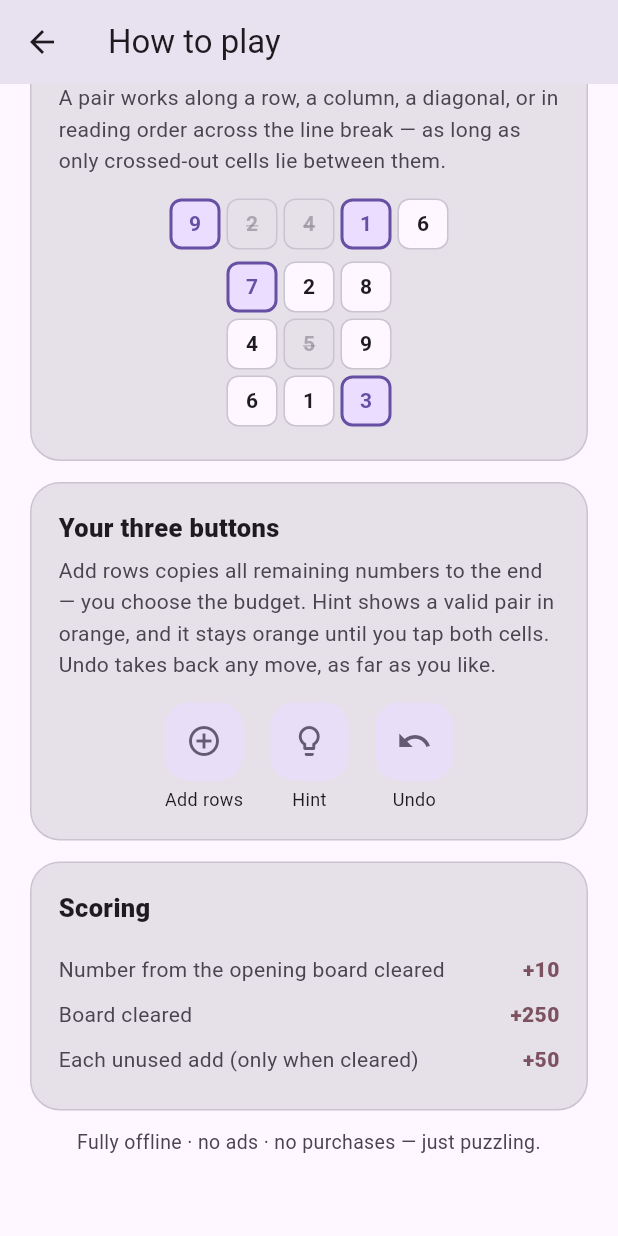
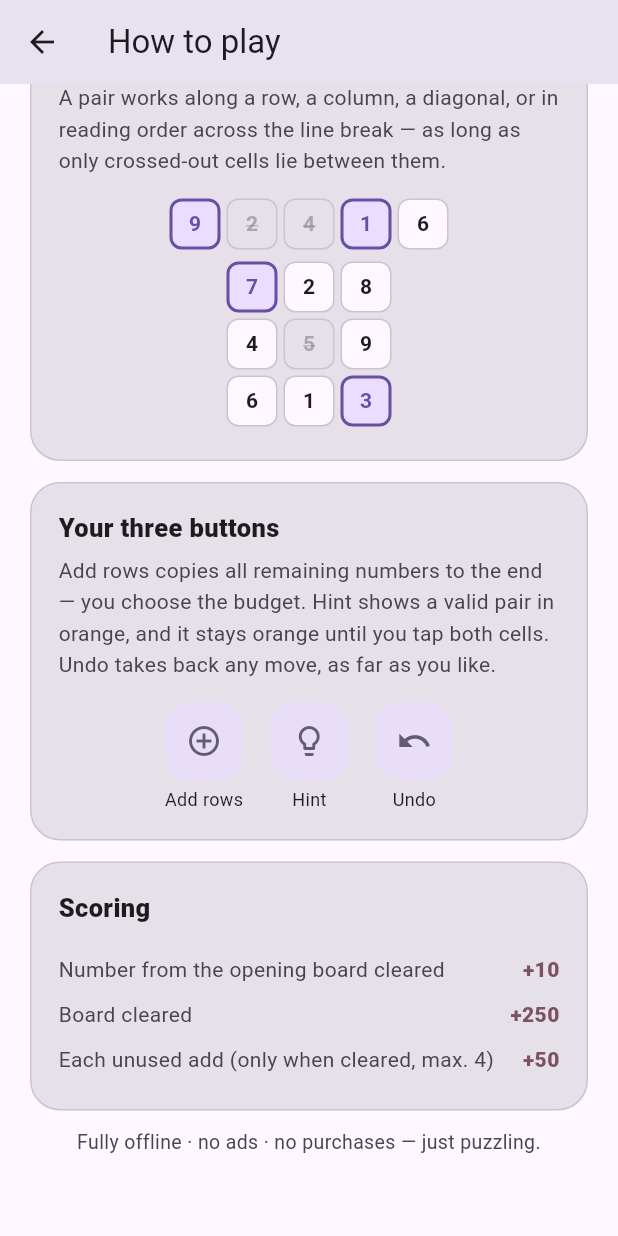
Before and after one commit to Kemenor/knobelfuchs, a Flutter app: the AnleitungScreen screen opened directly, scrolled down 576 dp, on a phone screen of 412 x 824 dp. Run offline on Flutter 3.47's test engine with Material 3 defaults, Android fonts, the phone set to English and light mode, and no system bars; our stand-ins replace app_links, audioplayers, drift, drift_flutter, flutter_riverpod, qr_flutter and 2 more; missing offline and left inert: fuchsbau, mobile_scanner, unorm_dart; accounts and stored records are empty; generated files the repository leaves out were written again.

Commit message:
Cap the unused-add bonus at 4 and make the 800 ceiling hard
The design doc promised a ceiling of about 800 but relied on the default
5-add budget; a Free-Form game with 20 adds could blow far past it. Now
at most 4 unused adds pay out, so 800 is exact under any budget. The
target field in the New-Game sheet validates against it, and the lists
on the adventure, daily and settings screens pad for the system nav bar
like the sheet already does.

Baked adventure targets are unchanged (budgets there never leave more
than 4 adds unused) - the drift guard proves it.

```diff
--- a/lib/domain/game.dart
+++ b/lib/domain/game.dart
@@ -260,9 +260,11 @@ class GameState {
     if (board.isEmpty) {
       score += kPointsBoardCleared;
       // Unused-add bonus only on a cleared board (§4); a limitless budget
-      // earns no bonus — there was nothing to conserve.
+      // earns no bonus — there was nothing to conserve. At most 4 adds are
+      // rewarded, keeping the 800 ceiling hard under any budget.
       final remaining = config.adds == null ? 0 : config.adds! - addsUsed;
-      score += remaining * kPointsPerUnusedAdd;
+      score +=
+          remaining.clamp(0, kMaxRewardedUnusedAdds) * kPointsPerUnusedAdd;
     }
     return true;
   }
--- a/lib/l10n/app_de.arb
+++ b/lib/l10n/app_de.arb
@@ -61,7 +61,7 @@
   "scorePair": "Zahl vom Anfangsbrett weggeräumt",
   "scoreRow": "Reihe geräumt (je)",
   "scoreClear": "Brett leergeräumt",
-  "scoreUnusedAdd": "Je ungenutztes Nachlegen (nur bei leerem Brett)",
+  "scoreUnusedAdd": "Je ungenutztes Nachlegen (nur bei leerem Brett, max. 4)",
   "shareChallenge": "Jemanden herausfordern",
   "shareChallengeBody": "Diesen QR scannen lassen — gleiches Brett, gleiche Regeln, dein Punktestand als Ziel.",
   "scanChallenge": "Herausforderung scannen",
@@ -84,6 +84,7 @@
   "hintsLabel": "Tipps",
   "targetLabel": "Punkteziel",
   "targetOff": "aus",
+  "targetTooHigh": "höchstens {max}",
   "startGame": "Los geht's!",
   "runClearedTitle": "Brett leergeräumt!",
   "runStuckTitle": "Keine Züge mehr",
--- a/lib/l10n/app_en.arb
+++ b/lib/l10n/app_en.arb
@@ -65,7 +65,7 @@
   "scorePair": "Number from the opening board cleared",
   "scoreRow": "Row cleared (each)",
   "scoreClear": "Board cleared",
-  "scoreUnusedAdd": "Each unused add (only when cleared)",
+  "scoreUnusedAdd": "Each unused add (only when cleared, max. 4)",
   "shareChallenge": "Challenge someone",
   "shareChallengeBody": "Have this QR scanned — same board, same rules, your score as the target.",
   "scanChallenge": "Scan a challenge",
@@ -90,6 +90,8 @@
   "hintsLabel": "Hints",
   "targetLabel": "Score to beat",
   "targetOff": "off",
+  "targetTooHigh": "at most {max}",
+  "@targetTooHigh": { "placeholders": { "max": { "type": "int" } } },
   "startGame": "Let's go!",
   "runClearedTitle": "Board cleared!",
   "runStuckTitle": "No moves left",
--- a/lib/l10n/app_fr.arb
+++ b/lib/l10n/app_fr.arb
@@ -61,7 +61,7 @@
   "scorePair": "Chiffre du plateau initial barré",
   "scoreRow": "Ligne vidée (chacune)",
   "scoreClear": "Plateau vidé",
-  "scoreUnusedAdd": "Chaque rajout non utilisé (plateau vidé seulement)",
+  "scoreUnusedAdd": "Chaque rajout non utilisé (plateau vidé seulement, max. 4)",
   "shareChallenge": "Défier quelqu'un",
   "shareChallengeBody": "Fais scanner ce QR — même plateau, mêmes règles, ton score comme objectif.",
   "scanChallenge": "Scanner un défi",
@@ -84,6 +84,7 @@
   "hintsLabel": "Indices",
   "targetLabel": "Score à battre",
   "targetOff": "non",
+  "targetTooHigh": "au plus {max}",
   "startGame": "C'est parti !",
   "runClearedTitle": "Plateau vidé !",
   "runStuckTitle": "Plus aucun coup",
--- a/lib/l10n/app_it.arb
+++ b/lib/l10n/app_it.arb
@@ -61,7 +61,7 @@
   "scorePair": "Numero della tavola iniziale cancellato",
   "scoreRow": "Riga svuotata (ognuna)",
   "scoreClear": "Tavola svuotata",
-  "scoreUnusedAdd": "Ogni aggiunta non usata (solo a tavola vuota)",
+  "scoreUnusedAdd": "Ogni aggiunta non usata (solo a tavola vuota, max. 4)",
   "shareChallenge": "Sfida qualcuno",
   "shareChallengeBody": "Fai scansionare questo QR — stessa tavola, stesse regole, il tuo punteggio come obiettivo.",
   "scanChallenge": "Scansiona una sfida",
@@ -84,6 +84,7 @@
   "hintsLabel": "Indizi",
   "targetLabel": "Punteggio da battere",
   "targetOff": "no",
+  "targetTooHigh": "al massimo {max}",
   "startGame": "Si parte!",
   "runClearedTitle": "Tavola svuotata!",
   "runStuckTitle": "Nessuna mossa",
--- a/lib/ui/adventure/adventure_screen.dart
+++ b/lib/ui/adventure/adventure_screen.dart
@@ -57,7 +57,10 @@ class AdventureScreen extends ConsumerWidget {
                   ),
                   Expanded(
                     child: ListView.separated(
-                      padding: const EdgeInsets.fromLTRB(20, 0, 20, 24),
+                      // Explicit padding disables the automatic safe-area
+                      // inset — add the system nav bar back ourselves.
+                      padding: EdgeInsets.fromLTRB(20, 0, 20,
+                          24 + MediaQuery.viewPaddingOf(context).bottom),
                       itemCount: list.length,
                       separatorBuilder: (_, i) => const SizedBox(height: 10),
                       itemBuilder: (context, i) =>
--- a/lib/ui/daily/daily_calendar_screen.dart
+++ b/lib/ui/daily/daily_calendar_screen.dart
@@ -154,7 +154,10 @@ class _MonthGrid extends StatelessWidget {
     final rows = (cells + 6) ~/ 7;
 
     return GridView.builder(
-      padding: const EdgeInsets.only(bottom: 24),
+      // Explicit padding disables the automatic safe-area inset — add the
+      // system nav bar back ourselves.
+      padding: EdgeInsets.only(
+          bottom: 24 + MediaQuery.viewPaddingOf(context).bottom),
       gridDelegate: const SliverGridDelegateWithFixedCrossAxisCount(
         crossAxisCount: 7,
         mainAxisSpacing: 8,
--- a/lib/ui/settings/settings_screen.dart
+++ b/lib/ui/settings/settings_screen.dart
@@ -27,7 +27,10 @@ class SettingsScreen extends ConsumerWidget {
         child: ConstrainedBox(
           constraints: const BoxConstraints(maxWidth: 640),
           child: ListView(
-            padding: const EdgeInsets.only(bottom: 32),
+            // Explicit padding disables the automatic safe-area inset — add
+            // the system nav bar back ourselves.
+            padding: EdgeInsets.only(
+                bottom: 32 + MediaQuery.viewPaddingOf(context).bottom),
             children: [
               FuchsbauSectionHeader(l.sectionSound),
               FuchsbauSettingsCard(children: [
```
Also changed, not shown: lib/domain/constants.dart (+10 -0 lines), lib/ui/freeform/new_game_sheet.dart (+15 -3 lines), 3 other files.
